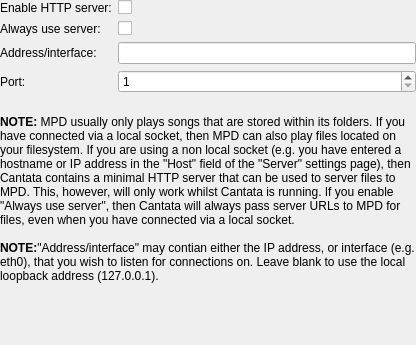
First picture: the form in gui/httpserversettings.ui, repository polpo/cantata-mac, before the edit.
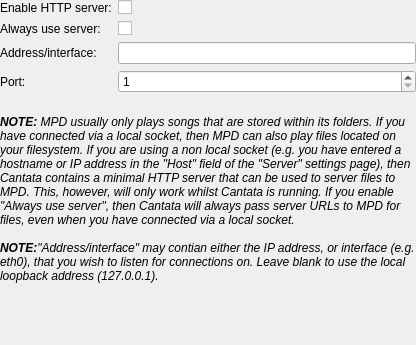
Second picture: the form after the edit. Custom widgets are drawn as their Qt base class.

Commit message: Use italic text for note.

What changed in the file:
```diff
--- a/gui/httpserversettings.ui
+++ b/gui/httpserversettings.ui
@@ -104,8 +104,8 @@
    <item>
     <widget class="QLabel" name="label_4">
      <property name="text">
-      <string>&lt;b&gt;NOTE:&lt;/b&gt; MPD usually only plays songs that are stored within its folders. If you have connected via a local socket, then MPD can also play files located on your filesystem. If you are using a non local socket (e.g. you have entered a hostname or IP address in the &quot;Host&quot; field of the &quot;Server&quot; settings page), then Cantata contains a minimal HTTP server that can be used to server files to MPD. This, however, will only work whilst Cantata is running.  If you enable &quot;Always use server&quot;, then Cantata will always pass server URLs to MPD for files, even when you have  connected via a local socket.&lt;br/&gt;&lt;br/&gt;
-&lt;b&gt;NOTE:&lt;/b&gt;&quot;Address/interface&quot; may contian either the IP address, or interface (e.g. eth0), that you wish to listen for connections on. Leave blank to use the local loopback address (127.0.0.1).&lt;/i&gt;</string>
+      <string>&lt;i&gt;&lt;b&gt;NOTE:&lt;/b&gt; MPD usually only plays songs that are stored within its folders. If you have connected via a local socket, then MPD can also play files located on your filesystem. If you are using a non local socket (e.g. you have entered a hostname or IP address in the &quot;Host&quot; field of the &quot;Server&quot; settings page), then Cantata contains a minimal HTTP server that can be used to server files to MPD. This, however, will only work whilst Cantata is running.  If you enable &quot;Always use server&quot;, then Cantata will always pass server URLs to MPD for files, even when you have  connected via a local socket.&lt;br/&gt;&lt;br/&gt;
+&lt;b&gt;NOTE:&lt;/b&gt;&quot;Address/interface&quot; may contian either the IP address, or interface (e.g. eth0), that you wish to listen for connections on. Leave blank to use the local loopback address (127.0.0.1).&lt;/i&gt;&lt;/i&gt;</string>
      </property>
      <property name="wordWrap">
       <bool>true</bool>
```
